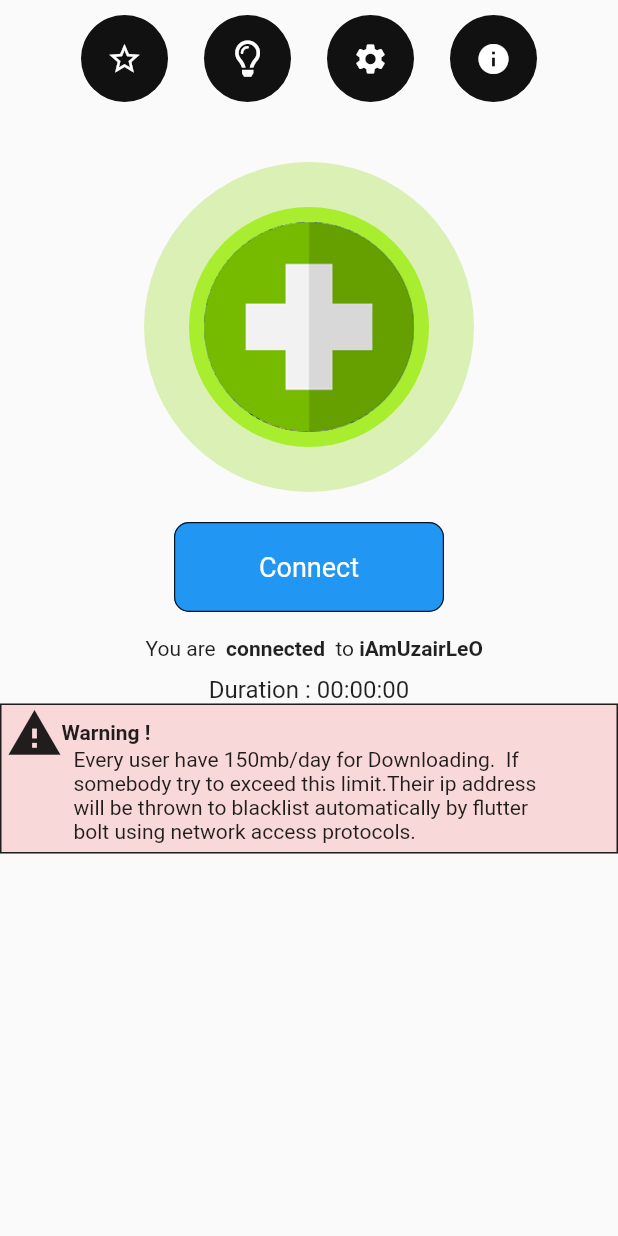
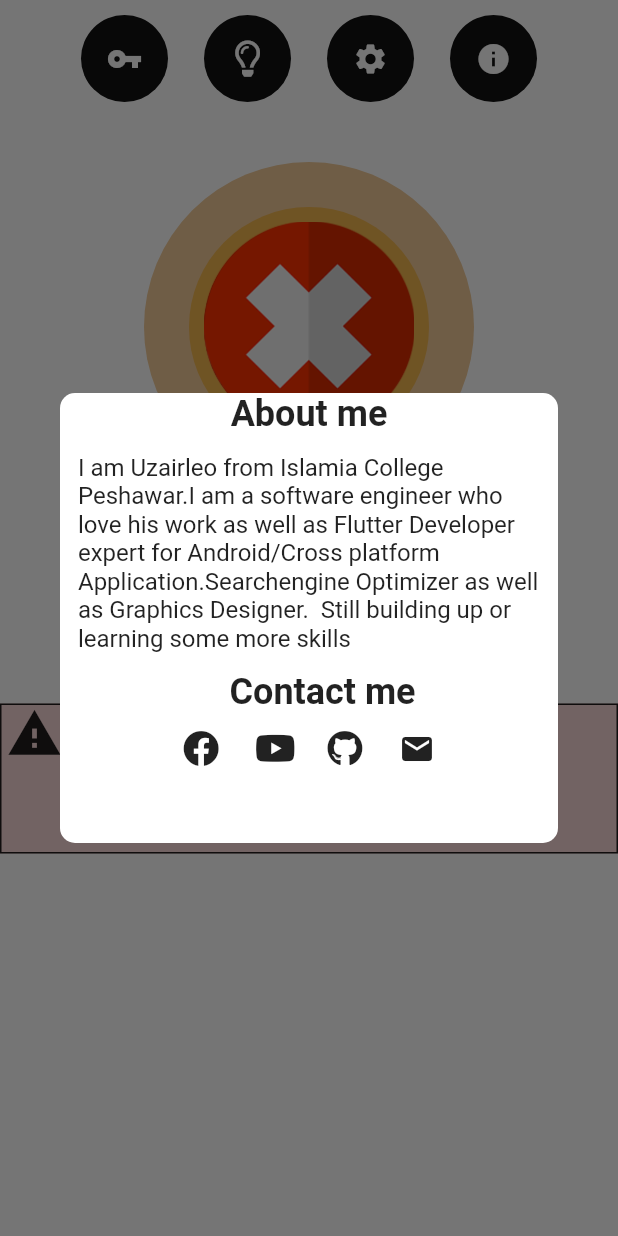
Before and after one commit to uzairleo/uzairleo-homeWifi, a Flutter app: the DashBoard screen opened directly, after a tap on the "info" icon, on a phone screen of 412 x 824 dp. Run offline on Flutter 3.47's test engine with Material 2 defaults, Android fonts, the phone set to English and light mode, and no system bars; our stand-ins replace flutter_spinkit, font_awesome_flutter; Roboto replaces fonts that are missing (Satisfy).

```diff
--- a/lib/Screens/DashBoard.dart
+++ b/lib/Screens/DashBoard.dart
@@ -1,8 +1,16 @@
 import 'package:flutter/material.dart';
 import 'package:font_awesome_flutter/font_awesome_flutter.dart';
+import 'package:uzairleo_homewifi/Widgets/Aboutme.dart';
 
-  var starIcon=Icons.star_border;
-  var lightIcon=FontAwesomeIcons.lightbulb;
+var starIcon = Icons.star_border;
+var lightIcon = FontAwesomeIcons.lightbulb;
+var themeColor=Colors.white;
+  var flag = false;
+  var connectButton = "Connect";
+  var circle1 = Color.fromARGB(255, 241, 202, 152);
+  var circle2 = Color.fromARGB(255, 241, 182, 78);
+  var circleImage = 'minus';
+  var bgcolor = Color.fromARGB(255, 255, 51, 0);
 class DashBoard extends StatefulWidget {
   @override
   _DashBoardState createState() => _DashBoardState();
@@ -12,39 +20,49 @@ class _DashBoardState extends State<DashBoard> {
   @override
   Widget build(BuildContext context) {
     return Scaffold(
+      backgroundColor: themeColor,
       body: Container(
         height: MediaQuery.of(context).size.height,
         width: double.infinity,
         child: ListView(
           children: <Widget>[
-              SizedBox(height: 10,),
+            SizedBox(
+              height: 10,
+            ),
             _utilityRow(),
-              SizedBox(height: 40,),
+            SizedBox(
+              height: 40,
+            ),
             _connectivitySymbol(),
-              SizedBox(height: 20,),
+            SizedBox(
+              height: 20,
+            ),
             _connectButton(),
-              SizedBox(height: 16,),
+            SizedBox(
+              height: 16,
+            ),
             _timer(),
-              SizedBox(height: 0,),
+            SizedBox(
+              height: 0,
+            ),
             _warning()
-
           ],
         ),
       ),
     );
   }
-  _warning(){
+
+  _warning() {
     return Container(
       width: 360,
       height: 100,
       decoration: BoxDecoration(
           // border:Border.all()
-         border: Border.all(color:Colors.black87,),
+          border: Border.all(
+            color: Colors.black87,
+          ),
           color: Color.fromARGB(255, 248, 216, 216),
-                  borderRadius: BorderRadius.circular(0.0)
-
-
-      ),
+          borderRadius: BorderRadius.circular(0.0)),
       child: Stack(
         // mainAxisAlignment: MainAxisAlignment.start,
         children: <Widget>[
@@ -55,25 +73,27 @@ class _DashBoardState extends State<DashBoard> {
               alignment: Alignment.topCenter,
               width: 340,
               height: 90,
-                decoration: BoxDecoration(
-                  // border: Border.all(color:Colors.black87,),
-                  // color: Color.fromARGB(255, 236, 131, 131),
-                  // borderRadius: BorderRadius.circular(8.0)
-                ),
+              decoration: BoxDecoration(),
             ),
           ),
           Positioned(
               left: 03,
               top: 0,
-            child: Icon(Icons.warning,size: 38,)),
+              child: Icon(
+                Icons.warning,
+                size: 38,
+              )),
           Positioned(
             left: 40.0,
             top: 10,
-                          child: Text('Warning !', style: TextStyle(fontWeight: FontWeight.bold),  ),
+            child: Text(
+              'Warning !',
+              style: TextStyle(fontWeight: FontWeight.bold),
+            ),
           ),
           Positioned(
               left: 48,
-              top:28,
+              top: 28,
               child: Align(
                 alignment: Alignment.center,
                 child: Text('Every user have 150mb/day for Downloading. '
@@ -85,7 +105,8 @@ class _DashBoardState extends State<DashBoard> {
       ),
     );
   }
-  _timer(){
+
+  _timer() {
     return Column(
       crossAxisAlignment: CrossAxisAlignment.center,
       children: <Widget>[
@@ -93,65 +114,83 @@ class _DashBoardState extends State<DashBoard> {
           mainAxisAlignment: MainAxisAlignment.center,
           children: <Widget>[
             Text("  You are "),
-              Text(" connected ",style:TextStyle(fontWeight:FontWeight.bold)),
+            Text(" connected ", style: TextStyle(fontWeight: FontWeight.bold)),
             Text(" to "),
-              Text("iAmUzairLeO",style:TextStyle(fontWeight:FontWeight.bold))
+            Text("iAmUzairLeO", style: TextStyle(fontWeight: FontWeight.bold))
           ],
         ),
-          SizedBox(height:10.0),
-          Text("Duration : 00:00:00",style: TextStyle(
-            fontSize: 16
-          ),),
+        SizedBox(height: 10.0),
+        Text(
+          "Duration : 00:00:00",
+          style: TextStyle(fontSize: 16),
+        ),
         // Text(""),
       ],
     );
   }
-  _connectButton(){
+
+  _connectButton() {
     return Center(
       child: Container(
-       width:180,
+        width: 180,
         height: 60,
         decoration: BoxDecoration(
-         color:Colors.blue,
-         border: Border.all(color: Colors.black87,width:0.8),
-         borderRadius: BorderRadius.circular(10.0)
-       ),
+            color: Colors.blue,
+            border: Border.all(color: Colors.black87, width: 0.8),
+            borderRadius: BorderRadius.circular(10.0)),
         child: InkWell(
-          child: Center(child: Text("Connect",style: TextStyle(
-            color: Colors.white,fontSize: 18.0
-          ),)),
+          onTap: () {
+            Future.delayed(
+              Duration(seconds: 3),
+              (){
 
+                setState(() {
+              print("future called successfully");
+              (circleImage=='minus')?circleImage = 'plus':circleImage='minus';
+              (flag==false)?flag=true:flag=false;
+              (connectButton=='Connect')?connectButton="Connected":connectButton="Connect";
+            });});
+          },
+          child: Center(
+              child: Text(
+            connectButton,
+            style: TextStyle(color: Colors.white, fontSize: 18.0),
+          )),
         ),
       ),
     );
   }
-  _connectivitySymbol(){
+
+  _connectivitySymbol() {
     return CircleAvatar(
       radius: 110,
-      backgroundColor: Color.fromARGB(255, 218, 240, 181),
+      backgroundColor:
+          (flag == false) ? circle1 : Color.fromARGB(255, 218, 240, 181),
       child: CircleAvatar(
         radius: 80,
-
-          backgroundColor: Color.fromARGB(255, 168, 238, 46),
+        backgroundColor:
+            (flag == false) ? circle2 : Color.fromARGB(255, 168, 238, 46),
         child: CircleAvatar(
           radius: 70,
-          child: Image.asset('Assets/plus.png'),
+          child: Image.asset('Assets/$circleImage.png'),
+          backgroundColor:
+              (flag == false) ? bgcolor : Color.fromARGB(255, 119, 187, 0),
         ),
       ),
     );
   }
+
   _utilityRow() {
     return Row(
       mainAxisAlignment: MainAxisAlignment.center,
       crossAxisAlignment: CrossAxisAlignment.center,
       children: <Widget>[
         _urowbuttons(
-            icondata: starIcon,
+            icondata: Icons.vpn_key,
             onpressed: () {
               setState(() {
-                (starIcon == Icons.star_border)
-                    ? starIcon = Icons.star
-                    : starIcon = Icons.star_border;
+
+
                });
             }),
         _urowbuttons(
@@ -162,22 +201,21 @@ class _DashBoardState extends State<DashBoard> {
                     ? lightIcon = FontAwesomeIcons.solidLightbulb
                     : lightIcon = FontAwesomeIcons.lightbulb;
 
-                // (themeColor == Color.fromARGB(255, 34, 34, 34))
-                //     ? themeColor = Colors.green
-                //     //  Color.fromARGB(255, 107, 62, 193)
-                //     : themeColor = Color.fromARGB(255, 34, 34, 34);
+                (themeColor == Colors.white)
+                    ? themeColor = Colors.grey
+                    : themeColor = Colors.white;
               });
             }),
         _urowbuttons(
             icondata: Icons.settings,
             onpressed: () {
               //   Navigator.push(
-            //       context, BouncingPageRoute(routeWidget: Settings()));
-            } ),
+              //       context, BouncingRoute(routeWidget: Settings()));
+            }),
         _urowbuttons(
             icondata: Icons.info,
             onpressed: () {
-              // _info();
+              info(context);
             })
       ],
     );
@@ -200,5 +238,4 @@ class _DashBoardState extends State<DashBoard> {
       ),
     );
   }
-
 }
--- /dev/null
+++ b/lib/Widgets/Aboutme.dart
@@ -0,0 +1,96 @@
+import 'package:flutter/material.dart';
+import 'package:font_awesome_flutter/font_awesome_flutter.dart';
+import 'package:url_launcher/url_launcher.dart';
+info(BuildContext context) {
+    showDialog(
+        context: context,
+        builder: (BuildContext context) {
+          return Dialog(
+            elevation: 0.0,
+            backgroundColor: Colors.transparent,
+            child: Container(
+              height: 300.0,
+              decoration: BoxDecoration(
+                color: Colors.white,
+                borderRadius: BorderRadius.circular(10.0),
+              ),
+              child: Column(
+                // crossAxisAlignment: CrossAxisAlignment.start,
+                children: <Widget>[
+                  Text(
+                    "About me",
+                    style: TextStyle(
+                        fontSize: 24.0,
+                        fontWeight: FontWeight.bold,
+                        fontFamily: 'Satisfy'),
+                  ),
+                  Padding(
+                    padding: EdgeInsets.all(12.0),
+                    child: Text(
+                      'I am Uzairleo from Islamia College Peshawar.'
+                      'I am a software engineer who love his work '
+                      'as well as Flutter Developer expert for '
+                      'Android/Cross platform Application.Search'
+                      'engine Optimizer as well as Graphics Designer. '
+                      ' Still building up or learning some more skills',
+                      style: TextStyle(
+                        fontSize: 16.0,
+                      ),
+                    ),
+                  ),
+                  Padding(
+                    padding: const EdgeInsets.only(left: 18.0),
+                    child: Text(
+                      "Contact me",
+                      style: TextStyle(
+                          fontSize: 24.0,
+                          fontWeight: FontWeight.bold,
+                          fontFamily: 'Satisfy'),
+                    ),
+                  ),
+                  Row(
+                    mainAxisAlignment: MainAxisAlignment.center,
+                    children: <Widget>[
+                      IconButton(
+                          icon: Icon(FontAwesomeIcons.facebook),
+                          onPressed: () {
+                            _urlLauncher(
+                                "https://web.facebook.com/uzairleo.336");
+                          }),
+                      IconButton(
+                          icon: Icon(FontAwesomeIcons.youtube),
+                          onPressed: () {
+                            _urlLauncher(
+                                "https://www.youtube.com/channel/UCbLTPRCpnfaJujz9ApONdAw");
+                          }),
+                      IconButton(
+                          icon: Icon(FontAwesomeIcons.github),
+                          onPressed: () {
+                            _urlLauncher(
+                                "https://github.com/uzairleo/file_saving_flutter-sharedpref-Sqflite-FileHandling-");
+                          }),
+                      IconButton(
+                          icon: Icon(Icons.mail),
+                          onPressed: () {
+                            _urlLauncher(
+                                "https://mail.google.com/mail/u/0/#inbox");
+                          }),
+                    ],
+                  )
+                ],
+              ),
+            ),
+          );
+        });
+  }
+  _urlLauncher(String url)async{
+    if(await canLaunch(url))
+    {
+      await launch(url);
+    }else
+    {
+      throw("Exception founded");
+    }
+
+
+  }
```
Lines whose indentation alone changed are shown as unchanged.
